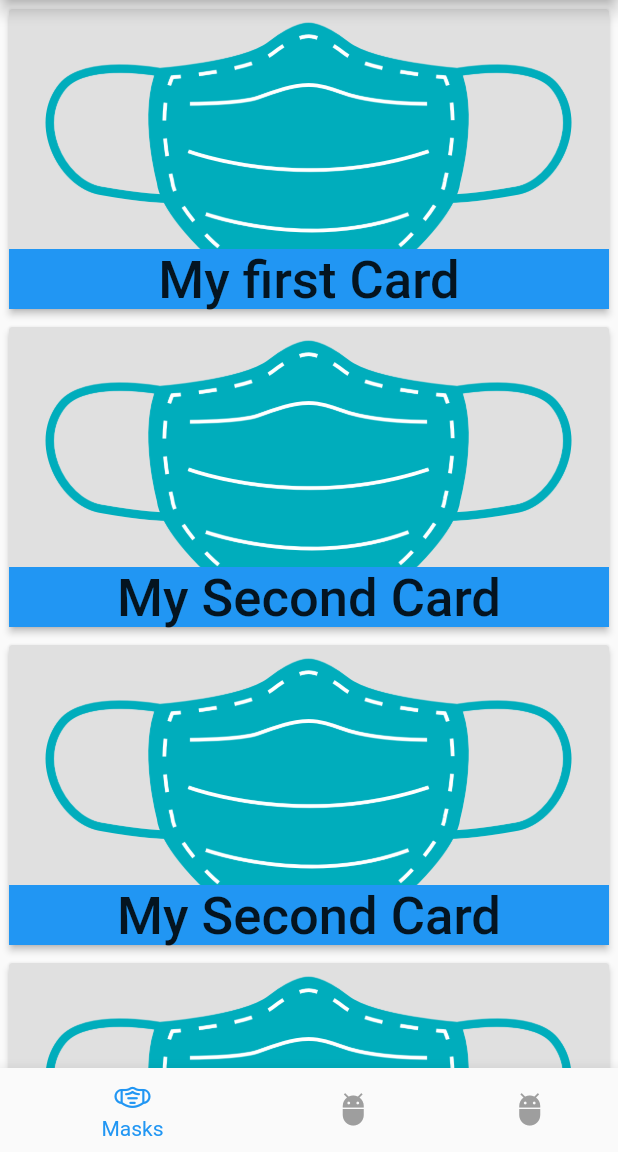
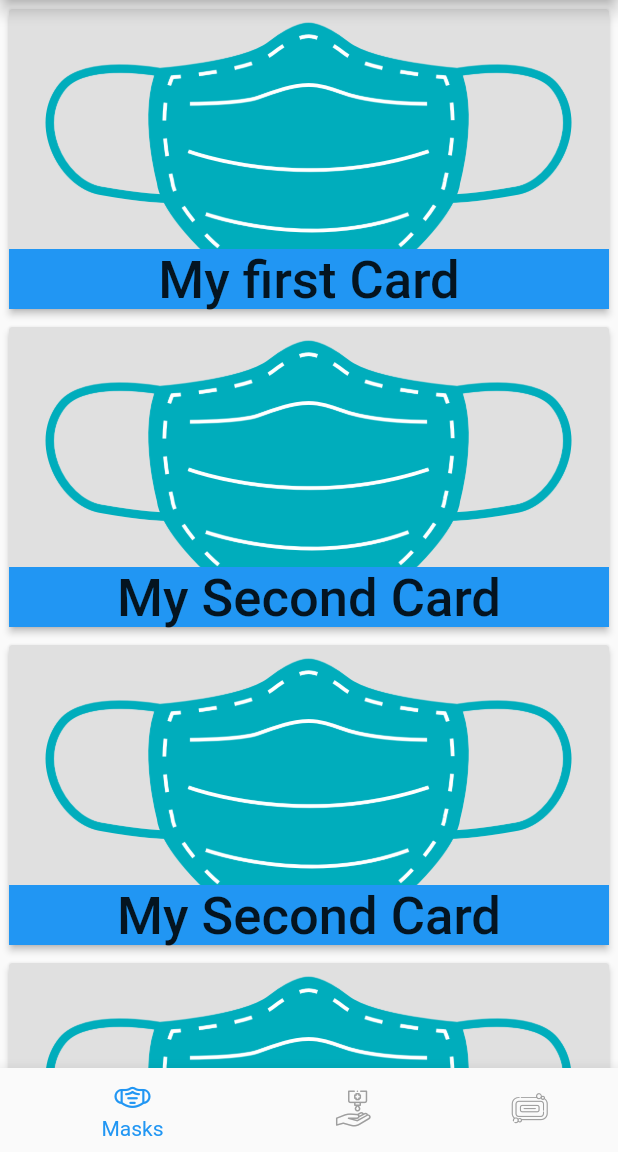
Before and after one commit to KharYusuf/Combat-Covid, a Flutter app: the screen it shows after launch, on a phone screen of 412 x 824 dp, the part 84-1236 px from its top. Run offline on Flutter 3.47's test engine with Material 2 defaults, Android fonts, the light colour scheme and no system bars; our stand-ins replace charts_flutter.

Commit message:
Added icons for hand sanitizer and soap

```diff
--- a/lib/bottom_navigation_bar.dart
+++ b/lib/bottom_navigation_bar.dart
@@ -1,5 +1,5 @@
 import 'package:flutter/material.dart';
-import './custom_icons_icons.dart';
+import './my_flutter_app_icons.dart';
 
 class BottomTabs extends StatelessWidget {
   final int _currentPageIndex;
@@ -14,15 +14,15 @@ class BottomTabs extends StatelessWidget {
       onTap: _setSelectedPage,
       items: [
         BottomNavigationBarItem(
-          icon: Icon(CustomIcons.mask),
+          icon: Icon(MyFlutterApp.mask),
           title: Text('Masks'),
         ),
         BottomNavigationBarItem(
-          icon: Icon(Icons.adb),
+          icon: Icon(MyFlutterApp.disinfectant),
           title: Text('Hand Sanitizers'),
         ),
         BottomNavigationBarItem(
-          icon: Icon(Icons.adb),
+          icon: Icon(MyFlutterApp.soap),
           title: Text('Soaps'),
         ),
       ],
--- a/lib/chart.dart
+++ b/lib/chart.dart
@@ -25,12 +25,6 @@ class Chart extends StatelessWidget {
     return new Scaffold(
       appBar: AppBar(
         title: Text("Combat Covid"),
-        actions: <Widget>[
-          IconButton(
-            icon: Icon(Icons.exit_to_app),
-            onPressed: () => Navigator.of(context).pop(),
-          )
-        ],
       ),
       body: Container(
         height: 400,
--- a/lib/custom_icons_icons.dart
+++ /dev/null
@@ -1,25 +0,0 @@
-/// Flutter icons CustomIcons
-/// Copyright (C) 2020 by original authors @ fluttericon.com, fontello.com
-/// This font was generated by FlutterIcon.com, which is derived from Fontello.
-///
-/// To use this font, place it in your fonts/ directory and include the
-/// following in your pubspec.yaml
-///
-/// flutter:
-///   fonts:
-///    - family:  CustomIcons
-///      fonts:
-///       - asset: fonts/CustomIcons.ttf
-///
-///
-///
-import 'package:flutter/widgets.dart';
-
-class CustomIcons {
-  CustomIcons._();
-
-  static const _kFontFam = 'CustomIcons';
-  static const _kFontPkg = null;
-
-  static const IconData mask = IconData(0xe800, fontFamily: _kFontFam, fontPackage: _kFontPkg);
-}
--- /dev/null
+++ b/lib/my_flutter_app_icons.dart
@@ -0,0 +1,27 @@
+/// Flutter icons MyFlutterApp
+/// Copyright (C) 2020 by original authors @ fluttericon.com, fontello.com
+/// This font was generated by FlutterIcon.com, which is derived from Fontello.
+///
+/// To use this font, place it in your fonts/ directory and include the
+/// following in your pubspec.yaml
+///
+/// flutter:
+///   fonts:
+///    - family:  MyFlutterApp
+///      fonts:
+///       - asset: fonts/MyFlutterApp.ttf
+///
+///
+///
+import 'package:flutter/widgets.dart';
+
+class MyFlutterApp {
+  MyFlutterApp._();
+
+  static const _kFontFam = 'MyFlutterApp';
+  static const _kFontPkg = null;
+
+  static const IconData disinfectant = IconData(0xe800, fontFamily: _kFontFam, fontPackage: _kFontPkg);
+  static const IconData mask = IconData(0xe801, fontFamily: _kFontFam, fontPackage: _kFontPkg);
+  static const IconData soap = IconData(0xe802, fontFamily: _kFontFam, fontPackage: _kFontPkg);
+}
--- a/pubspec.yaml
+++ b/pubspec.yaml
@@ -50,9 +50,9 @@ flutter:
   assets:
     - assets/homemade_face_mask.png
   fonts:
-    - family:  CustomIcons
+    - family:  MyFlutterApp
       fonts:
-       - asset: fonts/CustomIcons.ttf
+       - asset: fonts/MyFlutterApp.ttf
 
   # An image asset can refer to one or more resolution-specific "variants", see
   # https://flutter.dev/assets-and-images/#resolution-aware.
```
Also changed, not shown: assets/disinfectant.svg (added), assets/homemade_face_mask.svg (deleted), assets/soap.svg (added), fonts/CustomIcons.ttf (deleted), fonts/MyFlutterApp.ttf (added).
